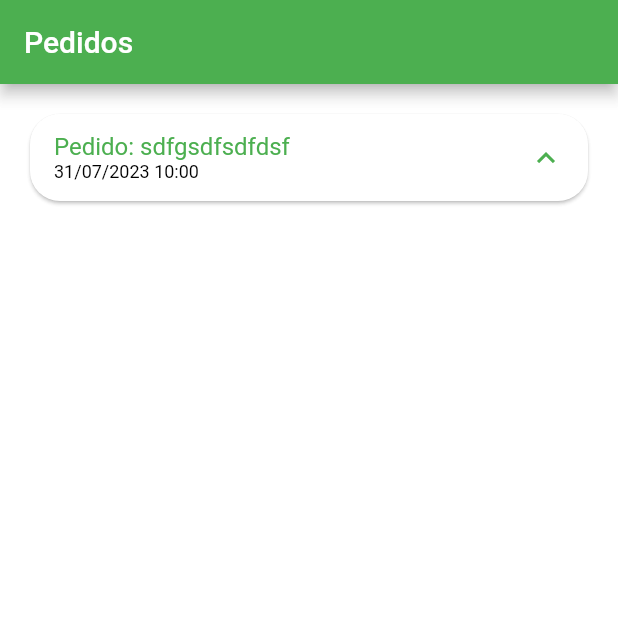
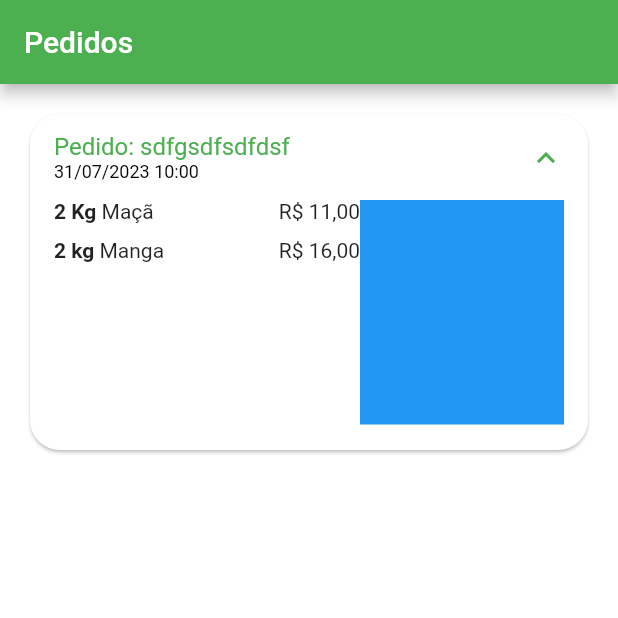
Before and after one commit to devflutterfelipe/projetoquitandavirtual, a Flutter app: the OrdersTab screen opened directly, after a tap on an icon or button, on a phone screen of 412 x 824 dp, the top half of it. Run offline on Flutter 3.47's test engine with Material 2 defaults, Android fonts, the phone set to English and light mode, and no system bars; our stand-ins replace animated_text_kit, badges, mask_text_input_formatter.

Commit message:
Listagem dos produtos

```diff
--- a/lib/src/config/app_data.dart
+++ b/lib/src/config/app_data.dart
@@ -116,6 +116,10 @@ List<OrderModel> orders = [
       item: apple,
       quantity: 2,
     ),
+     CartItemModel(
+      item: mango,
+      quantity: 2,
+    ),
    ],
  ),
 ];
--- a/lib/src/pages/orders/components/order_tile.dart
+++ b/lib/src/pages/orders/components/order_tile.dart
@@ -1,10 +1,10 @@
 import 'package:flutter/material.dart';
+import 'package:greengrocer/src/models/cart_item_model.dart';
 import 'package:greengrocer/src/sevices/utils_services.dart';
 
 import '../../../models/order_model.dart';
 
 class OrderTile extends StatelessWidget {
-
   final OrderModel order;
 
   OrderTile({super.key, required this.order});
@@ -19,7 +19,6 @@ class OrderTile extends StatelessWidget {
       ),
       child: Theme(
         data: Theme.of(context).copyWith(dividerColor: Colors.transparent),
-
         child: ExpansionTile(
           title: Column(
             mainAxisSize: MainAxisSize.min,
@@ -31,12 +30,69 @@ class OrderTile extends StatelessWidget {
                 style: const TextStyle(
                   fontSize: 12,
                   color: Colors.black,
-          ),),
+                ),
+              ),
             ],
           ),
-        children: [],
+          childrenPadding: const EdgeInsets.fromLTRB(16, 0, 16, 16),
+          children: [
+            SizedBox(
+              height: 150,
+              child: Row(
+                children: [
+                  Expanded(
+                    flex: 3,
+                    child: ListView(
+                      children: order.items.map((orderItem) {
+                        return _OrderItemWidget(utilsServices: utilsServices,
+                        orderItem: orderItem,
+                        );
+                      }).toList(),
+                    ),
+                  ),
+                  Expanded(
+                      flex: 2,
+                      child: Container(
+                        color: Colors.blue,
+                      )),
+                ],
+              ),
+            )
+          ],
         ),
       ),
     );
   }
 }
+
+class _OrderItemWidget extends StatelessWidget {
+
+
+  const _OrderItemWidget({
+    super.key,
+    required this.utilsServices,
+    required this.orderItem,
+  });
+
+  final UtilsServices utilsServices;
+  final CartItemModel orderItem;
+
+  @override
+  Widget build(BuildContext context) {
+    return Padding(
+      padding: const EdgeInsets.only(bottom: 10),
+      child: Row(
+        children: [
+          Text(
+            '${orderItem.quantity} ${orderItem.item.unit} ',
+            style: const TextStyle(
+              fontWeight: FontWeight.bold,
+            ),
+          ),
+          Expanded(child: Text(orderItem.item.itemName)),
+          Text(utilsServices.priceToCurrency(orderItem.totalPrice()))
+        ],
+      ),
+    );
+  }
+}
```
Lines whose indentation alone changed are shown as unchanged.
